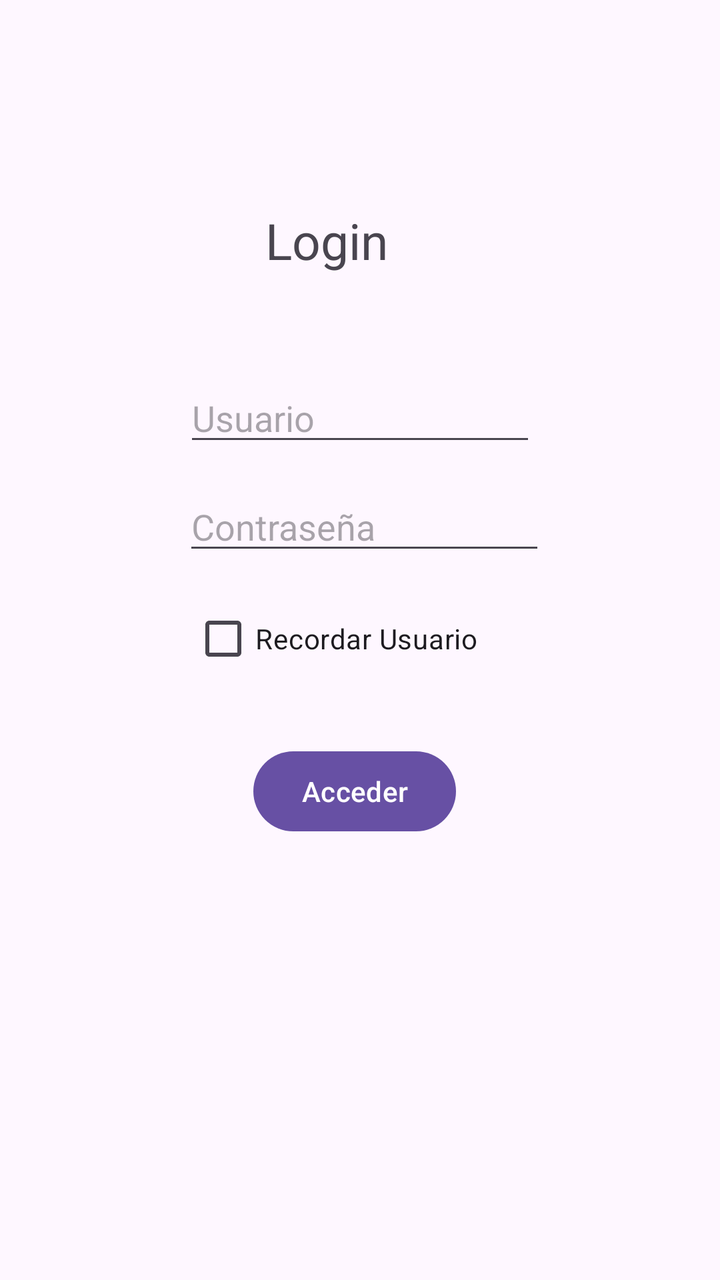
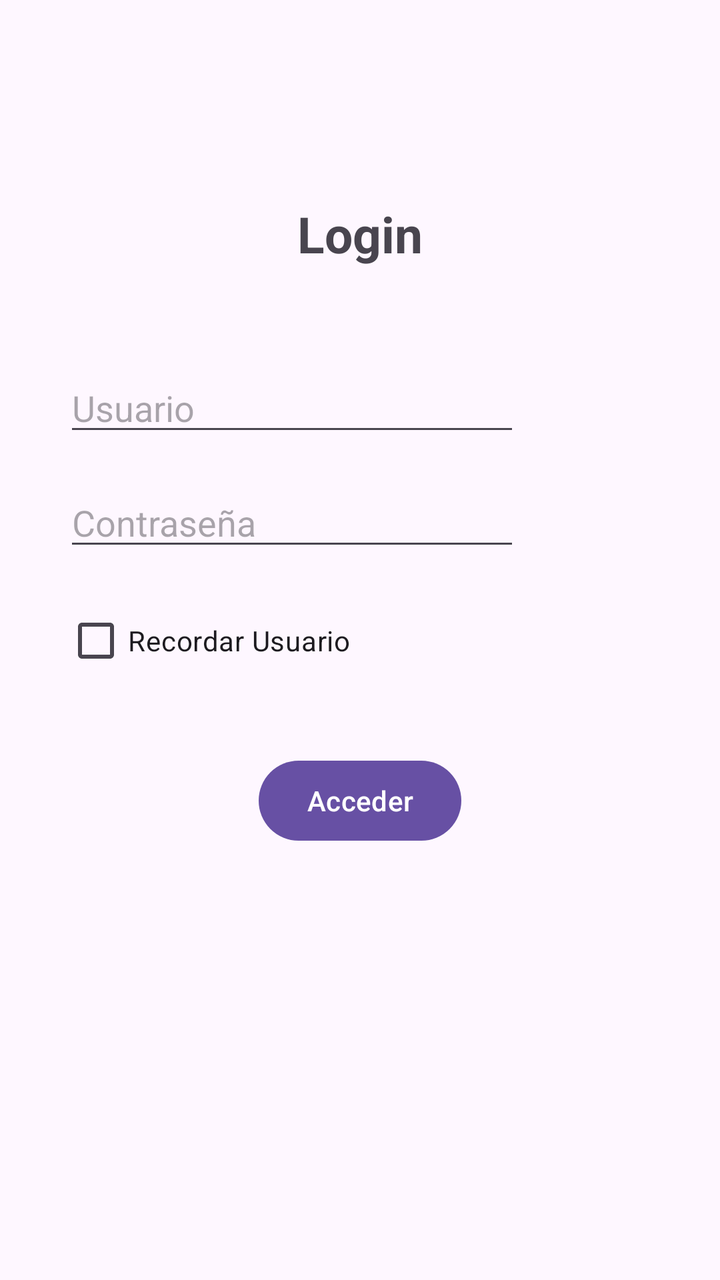

Compare the two renders of this Android layout. The source of the first and the diff that turns it into the second are given below.
<!-- AndroidManifest.xml: application theme Theme.CP01UD04 -->
<!-- res/layout/activity_main.xml -->
<?xml version="1.0" encoding="utf-8"?>
<androidx.constraintlayout.widget.ConstraintLayout xmlns:android="http://schemas.android.com/apk/res/android"
    xmlns:app="http://schemas.android.com/apk/res-auto"
    xmlns:tools="http://schemas.android.com/tools"
    tools:showIn="@layout/activity_main"
    android:id="@+id/main"
    android:layout_width="match_parent"
    android:layout_height="match_parent"
    tools:context=".MainActivity"
    tools:layout_editor_absoluteX="0dp"
    tools:layout_editor_absoluteY="1dp">

    <EditText
        android:id="@+id/editTextText"
        android:layout_width="176dp"
        android:layout_height="41dp"
        android:ems="10"
        android:hint="Usuario"
        android:inputType="text"
        app:layout_constraintBottom_toBottomOf="parent"
        app:layout_constraintEnd_toEndOf="parent"
        app:layout_constraintStart_toStartOf="parent"
        app:layout_constraintTop_toTopOf="parent"
        app:layout_constraintVertical_bias="0.312" />

    <EditText
        android:id="@+id/editTextText2"
        android:layout_width="181dp"
        android:layout_height="38dp"
        android:ems="10"
        android:hint="Contraseña"
        android:inputType="text"
        app:layout_constraintBottom_toBottomOf="parent"
        app:layout_constraintEnd_toEndOf="parent"
        app:layout_constraintHorizontal_bias="0.513"
        app:layout_constraintStart_toStartOf="parent"
        app:layout_constraintTop_toTopOf="parent"
        app:layout_constraintVertical_bias="0.406" />

    <TextView
        android:id="@+id/textView"
        android:layout_width="95dp"
        android:layout_height="36dp"
        android:text="Login"
        android:textSize="25sp"
        app:layout_constraintBottom_toBottomOf="parent"
        app:layout_constraintEnd_toEndOf="parent"
        app:layout_constraintStart_toStartOf="parent"
        app:layout_constraintTop_toTopOf="parent"
        app:layout_constraintVertical_bias="0.171" />

    <Button
        android:id="@+id/button"
        android:layout_width="wrap_content"
        android:layout_height="wrap_content"
        android:text="Acceder"
        app:layout_constraintBottom_toBottomOf="parent"
        app:layout_constraintEnd_toEndOf="parent"
        app:layout_constraintHorizontal_bias="0.49"
        app:layout_constraintStart_toStartOf="parent"
        app:layout_constraintTop_toTopOf="parent"
        app:layout_constraintVertical_bias="0.628" />

    <CheckBox
        android:id="@+id/checkBox"
        android:layout_width="wrap_content"
        android:layout_height="wrap_content"
        android:text="Recordar Usuario"
        app:layout_constraintBottom_toBottomOf="parent"
        app:layout_constraintEnd_toEndOf="parent"
        app:layout_constraintHorizontal_bias="0.441"
        app:layout_constraintStart_toStartOf="parent"
        app:layout_constraintTop_toTopOf="parent"
        app:layout_constraintVertical_bias="0.499" />
</androidx.constraintlayout.widget.ConstraintLayout>
<!-- resources referenced by this layout -->
<resources>
  <style name="Theme.CP01UD04" parent="Base.Theme.CP01UD04" />
  <style name="Base.Theme.CP01UD04" parent="Theme.Material3.DayNight.NoActionBar">
          
          
      </style>
</resources>

<!-- the commit's change to res/layout/activity_main.xml (unified diff, before → after) -->
@@ -2,74 +2,68 @@
 <androidx.constraintlayout.widget.ConstraintLayout xmlns:android="http://schemas.android.com/apk/res/android"
     xmlns:app="http://schemas.android.com/apk/res-auto"
     xmlns:tools="http://schemas.android.com/tools"
-    tools:showIn="@layout/activity_main"
     android:id="@+id/main"
     android:layout_width="match_parent"
     android:layout_height="match_parent"
-    tools:context=".MainActivity"
-    tools:layout_editor_absoluteX="0dp"
-    tools:layout_editor_absoluteY="1dp">
+    tools:context=".MainActivity">
+
+    <TextView
+        android:id="@+id/textView"
+        android:layout_width="wrap_content"
+        android:layout_height="wrap_content"
+        android:layout_marginTop="100dp"
+        android:text="@string/titulo_login"
+        android:textSize="25sp"
+        android:textStyle="bold"
+        app:layout_constraintEnd_toEndOf="parent"
+        app:layout_constraintStart_toStartOf="parent"
+        app:layout_constraintTop_toTopOf="parent" />
 
     <EditText
         android:id="@+id/editTextText"
-        android:layout_width="176dp"
-        android:layout_height="41dp"
+        android:layout_width="0dp"
+        android:layout_height="wrap_content"
+        android:layout_marginStart="32dp"
+        android:layout_marginTop="48dp"
+        android:layout_marginEnd="100dp"
         android:ems="10"
-        android:hint="Usuario"
-        android:inputType="text"
-        app:layout_constraintBottom_toBottomOf="parent"
+        android:hint="@string/hint_usuario"
+        android:inputType="textEmailAddress"
         app:layout_constraintEnd_toEndOf="parent"
         app:layout_constraintStart_toStartOf="parent"
-        app:layout_constraintTop_toTopOf="parent"
-        app:layout_constraintVertical_bias="0.312" />
+        app:layout_constraintTop_toBottomOf="@+id/textView" />
 
     <EditText
         android:id="@+id/editTextText2"
-        android:layout_width="181dp"
-        android:layout_height="38dp"
+        android:layout_width="0dp"
+        android:layout_height="wrap_content"
+        android:layout_marginStart="32dp"
+        android:layout_marginTop="16dp"
+        android:layout_marginEnd="100dp"
         android:ems="10"
-        android:hint="Contraseña"
-        android:inputType="text"
-        app:layout_constraintBottom_toBottomOf="parent"
-        app:layout_constraintEnd_toEndOf="parent"
-        app:layout_constraintHorizontal_bias="0.513"
-        app:layout_constraintStart_toStartOf="parent"
-        app:layout_constraintTop_toTopOf="parent"
-        app:layout_constraintVertical_bias="0.406" />
-
-    <TextView
-        android:id="@+id/textView"
-        android:layout_width="95dp"
-        android:layout_height="36dp"
-        android:text="Login"
-        android:textSize="25sp"
-        app:layout_constraintBottom_toBottomOf="parent"
+        android:hint="@string/hint_contrasena"
+        android:inputType="textPassword"
         app:layout_constraintEnd_toEndOf="parent"
         app:layout_constraintStart_toStartOf="parent"
-        app:layout_constraintTop_toTopOf="parent"
-        app:layout_constraintVertical_bias="0.171" />
+        app:layout_constraintTop_toBottomOf="@+id/editTextText" />
+
+    <CheckBox
+        android:id="@+id/checkBox"
+        android:layout_width="wrap_content"
+        android:layout_height="wrap_content"
+        android:layout_marginTop="16dp"
+        android:text="@string/text_recordar"
+        app:layout_constraintStart_toStartOf="@+id/editTextText2"
+        app:layout_constraintTop_toBottomOf="@+id/editTextText2" />
 
     <Button
         android:id="@+id/button"
         android:layout_width="wrap_content"
         android:layout_height="wrap_content"
-        android:text="Acceder"
-        app:layout_constraintBottom_toBottomOf="parent"
+        android:layout_marginTop="32dp"
+        android:text="@string/btn_acceder"
         app:layout_constraintEnd_toEndOf="parent"
-        app:layout_constraintHorizontal_bias="0.49"
         app:layout_constraintStart_toStartOf="parent"
-        app:layout_constraintTop_toTopOf="parent"
-        app:layout_constraintVertical_bias="0.628" />
+        app:layout_constraintTop_toBottomOf="@+id/checkBox" />
 
-    <CheckBox
-        android:id="@+id/checkBox"
-        android:layout_width="wrap_content"
-        android:layout_height="wrap_content"
-        android:text="Recordar Usuario"
-        app:layout_constraintBottom_toBottomOf="parent"
-        app:layout_constraintEnd_toEndOf="parent"
-        app:layout_constraintHorizontal_bias="0.441"
-        app:layout_constraintStart_toStartOf="parent"
-        app:layout_constraintTop_toTopOf="parent"
-        app:layout_constraintVertical_bias="0.499" />
 </androidx.constraintlayout.widget.ConstraintLayout>
<!-- resource entries referenced after the edit -->
@@ -1,5 +1,10 @@
 <!-- resources referenced by this layout -->
 <resources>
+  <string name="btn_acceder">Acceder</string>
+  <string name="hint_contrasena">Contraseña</string>
+  <string name="hint_usuario">Usuario</string>
+  <string name="text_recordar">Recordar Usuario</string>
+  <string name="titulo_login">Login</string>
   <style name="Theme.CP01UD04" parent="Base.Theme.CP01UD04" />
   <style name="Base.Theme.CP01UD04" parent="Theme.Material3.DayNight.NoActionBar">
           
